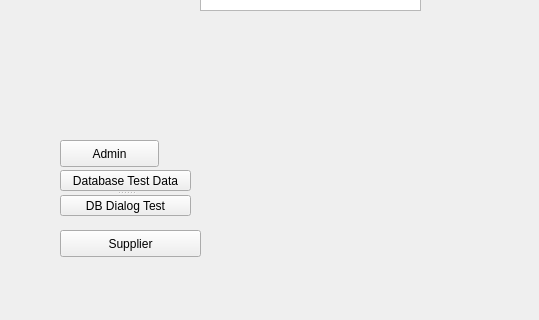
Before: the Qt Designer form MealAdmin/mainwindow.ui in WernerHugendubel/mealadmin, drawn with Qt 5; both pictures show x 0 to 539 and y 386 to 706 of the 1007 by 706 pixel window.
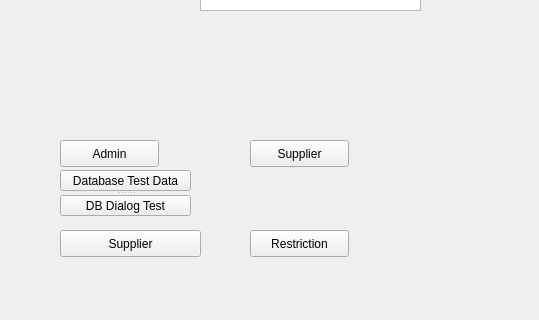
After: the same form once the commit is applied.

```diff
--- a/MealAdmin/mainwindow.ui
+++ b/MealAdmin/mainwindow.ui
@@ -410,6 +410,32 @@
      </rect>
     </property>
    </widget>
+   <widget class="QPushButton" name="pushButtonRestriction">
+    <property name="geometry">
+     <rect>
+      <x>250</x>
+      <y>580</y>
+      <width>99</width>
+      <height>27</height>
+     </rect>
+    </property>
+    <property name="text">
+     <string>Restriction</string>
+    </property>
+   </widget>
+   <widget class="QPushButton" name="pushButtonSupplier">
+    <property name="geometry">
+     <rect>
+      <x>250</x>
+      <y>490</y>
+      <width>99</width>
+      <height>27</height>
+     </rect>
+    </property>
+    <property name="text">
+     <string>Supplier</string>
+    </property>
+   </widget>
   </widget>
   <widget class="QMenuBar" name="menuBar">
    <property name="geometry">
```
